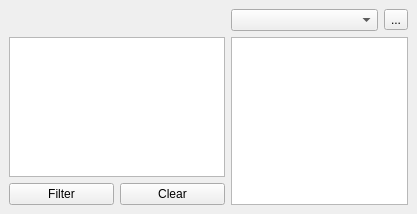
Above: multi_filter_dockwidget_base.ui from sickel/multi_filter before the change. Below: the same form after it.
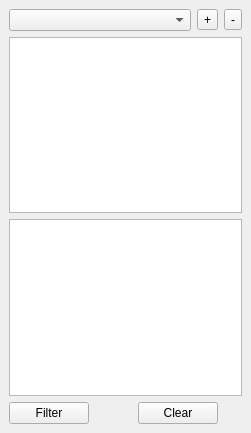
That is the form after the change. Custom widgets are drawn as their Qt base class.

The edit to the form file:
```diff
--- a/multi_filter_dockwidget_base.ui
+++ b/multi_filter_dockwidget_base.ui
@@ -6,8 +6,8 @@
    <rect>
     <x>0</x>
     <y>0</y>
-    <width>417</width>
-    <height>214</height>
+    <width>251</width>
+    <height>433</height>
    </rect>
   </property>
   <property name="windowTitle">
@@ -15,40 +15,47 @@
   </property>
   <widget class="QWidget" name="dockWidgetContents">
    <layout class="QGridLayout" name="gridLayout">
-    <item row="2" column="0">
+    <item row="3" column="0">
      <layout class="QGridLayout" name="gridLayout_2">
-      <item row="2" column="1">
+      <item row="0" column="3">
+       <widget class="QToolButton" name="tbAdd">
+        <property name="text">
+         <string>+</string>
+        </property>
+       </widget>
+      </item>
+      <item row="4" column="2" colspan="2">
        <widget class="QPushButton" name="pBClear">
         <property name="text">
          <string>Clear</string>
         </property>
        </widget>
       </item>
-      <item row="2" column="0">
+      <item row="0" column="0" colspan="3">
+       <widget class="QgsMapLayerComboBox" name="mMCLLayers"/>
+      </item>
+      <item row="0" column="4">
+       <widget class="QToolButton" name="tbRemove">
+        <property name="text">
+         <string>-</string>
+        </property>
+       </widget>
+      </item>
+      <item row="1" column="0" colspan="5">
+       <widget class="QListWidget" name="lwLayers"/>
+      </item>
+      <item row="2" column="0" colspan="5">
+       <widget class="QPlainTextEdit" name="pTEFiltertext"/>
+      </item>
+      <item row="4" column="0">
        <widget class="QPushButton" name="pBFilter">
         <property name="text">
          <string>Filter</string>
         </property>
        </widget>
       </item>
-      <item row="0" column="0" colspan="2">
-       <widget class="QPlainTextEdit" name="pTEFiltertext"/>
-      </item>
      </layout>
     </item>
-    <item row="0" column="3">
-     <widget class="QToolButton" name="tbAdd">
-      <property name="text">
-       <string>...</string>
-      </property>
-     </widget>
-    </item>
-    <item row="0" column="1" colspan="2">
-     <widget class="QgsMapLayerComboBox" name="mMCLLayers"/>
-    </item>
-    <item row="2" column="1" colspan="3">
-     <widget class="QListWidget" name="listWidget"/>
-    </item>
    </layout>
   </widget>
  </widget>
```
